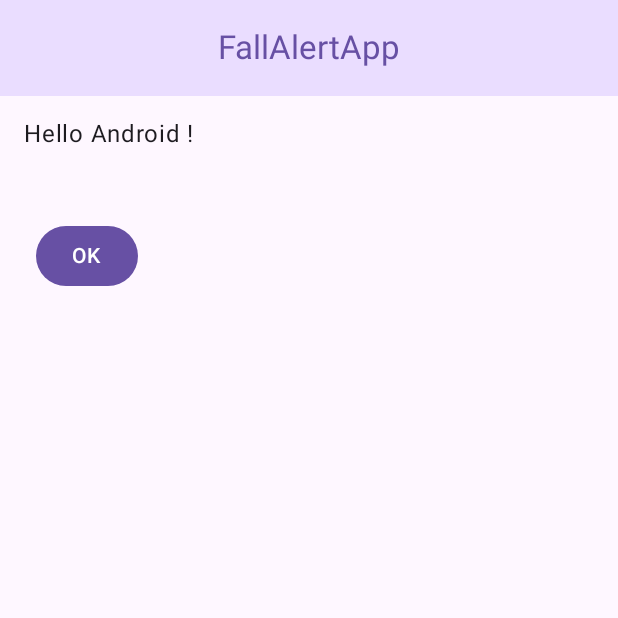
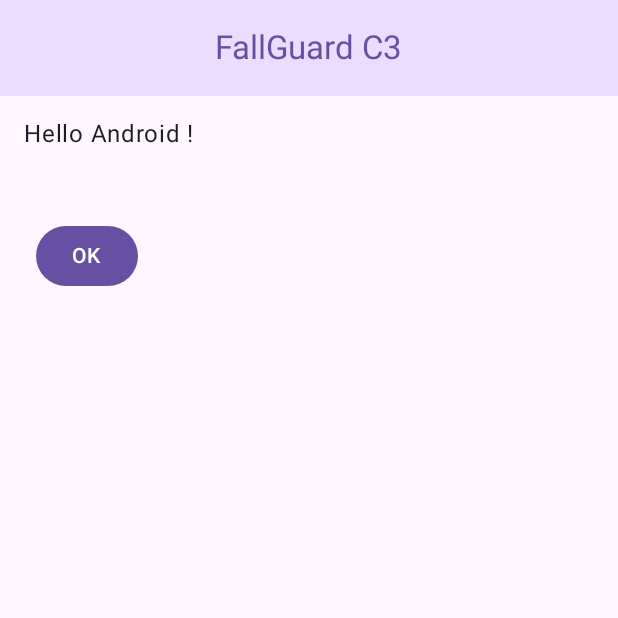
Before and after one commit to nguyendat1603/Fall_Alert_Device, an Android app built with Jetpack Compose: the screen it shows after launch (MainActivity), on a phone screen of 412 x 824 dp, the top half of it. Run offline under Robolectric (Android 15) with nearby library versions, the phone set to English and light mode, and no system bars; our stand-ins replace Navigation 3.

Commit message:
update UI cấu hình Gradle và định danh ứng dụng FallGuard C3

```diff
--- a/FallAlertApp/app/src/main/res/values/strings.xml
+++ b/FallAlertApp/app/src/main/res/values/strings.xml
@@ -1,3 +1,3 @@
 <resources>
-    <string name="app_name">FallAlertApp</string>
+    <string name="app_name">FallGuard C3</string>
 </resources>
```
Also changed, not shown: FallAlertApp/gradle/wrapper/gradle-wrapper.properties.
